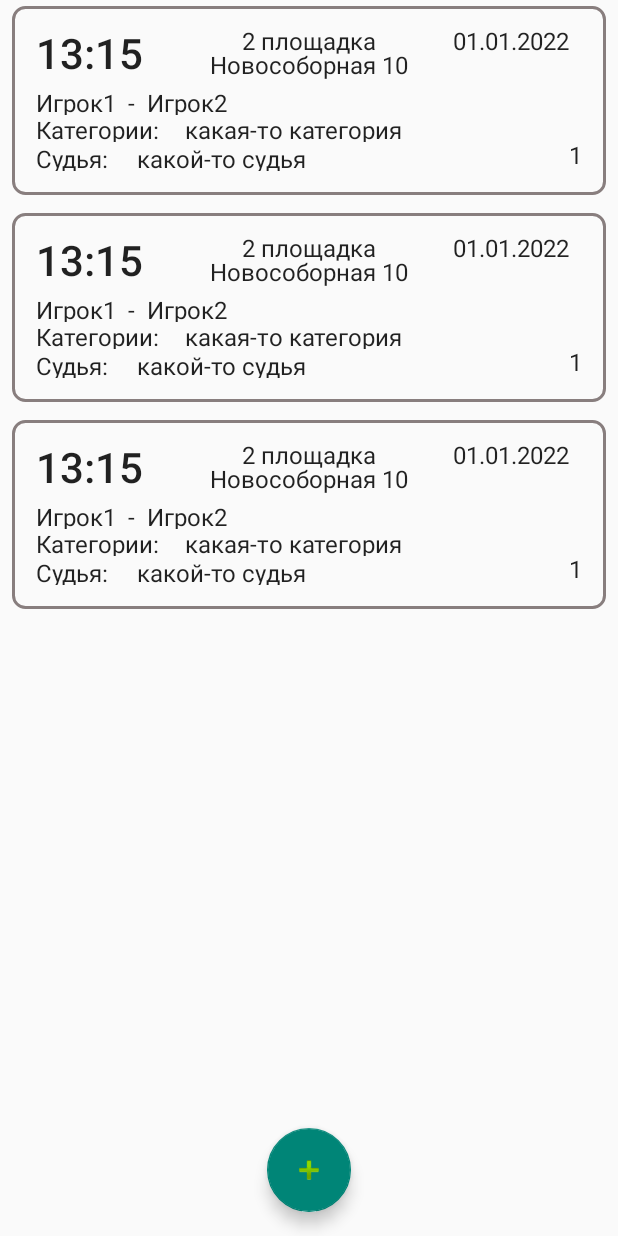
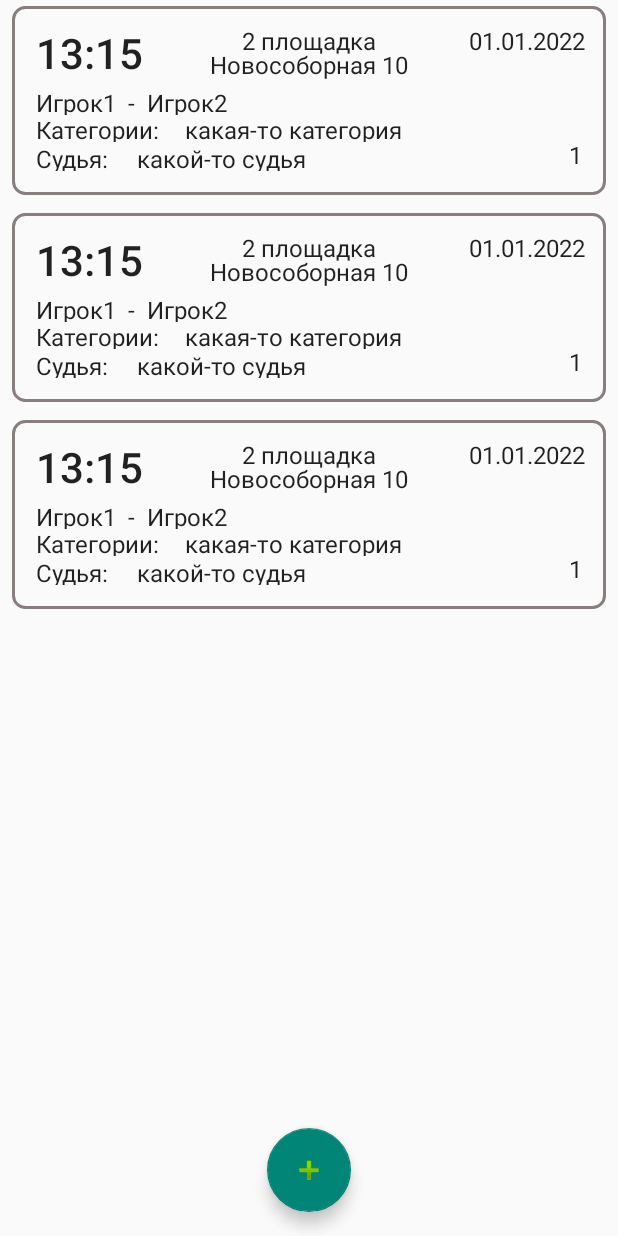
Before and after one commit to Nishtyachok/gorodoki, an Android app: the layout fragment_performance_list_secretary.xml on its own in the app's theme, with its tools: preview values and no code run, on a phone screen of 412 x 824 dp. Run offline under Robolectric (Android 15) with nearby library versions, the phone set to English and light mode, and no system bars.

Commit message:
ui_secretary (open)

```diff
--- a/app/src/main/res/layout/performance_item_secretary.xml
+++ b/app/src/main/res/layout/performance_item_secretary.xml
@@ -153,17 +153,19 @@
 
     <TextView
         android:id="@+id/date"
-        android:layout_width="94dp"
+        android:layout_width="wrap_content"
         android:layout_height="22dp"
         android:layout_margin="@dimen/text_margin"
+        android:gravity="end"
         android:text="01.01.2022"
         android:textAppearance="?attr/textAppearanceListItem"
         app:layout_constraintBottom_toBottomOf="@+id/border"
         app:layout_constraintEnd_toEndOf="parent"
-        app:layout_constraintHorizontal_bias="1.0"
+        app:layout_constraintHorizontal_bias="0.98"
         app:layout_constraintStart_toStartOf="@+id/border"
         app:layout_constraintTop_toTopOf="parent"
         app:layout_constraintVertical_bias="0.0" />
 
 
+
 </androidx.constraintlayout.widget.ConstraintLayout>
```
Also changed, not shown: app/src/main/java/ru/nishty/aai_referee/ui/secretary/performance_list/MyPerformanceRecyclerViewAdapter.java (+23 -14 lines).
